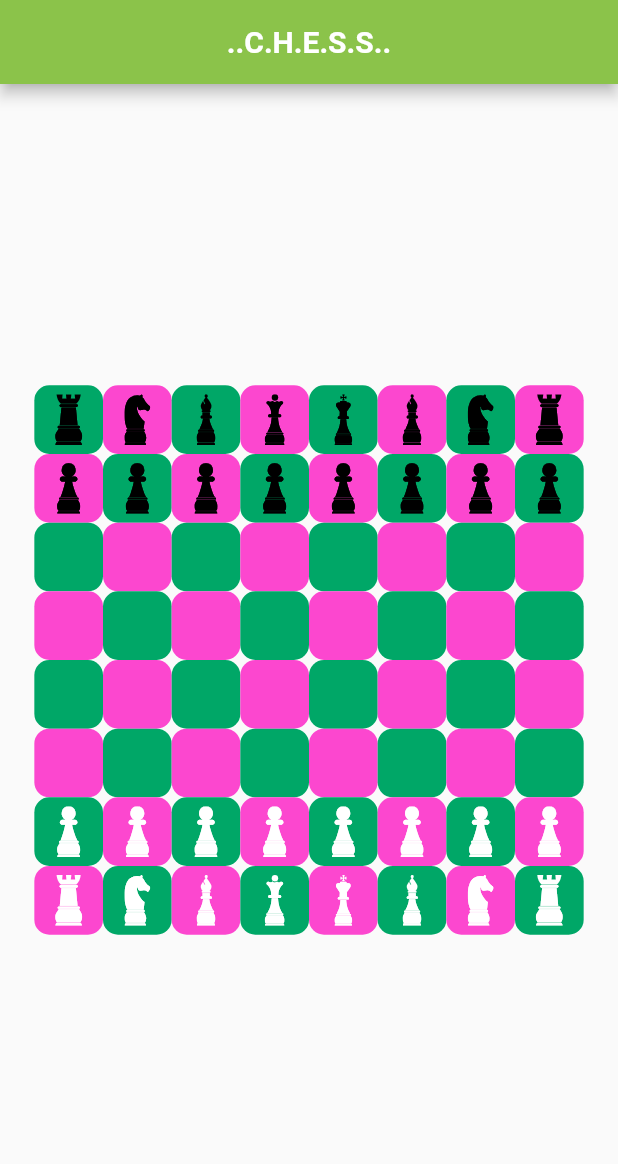
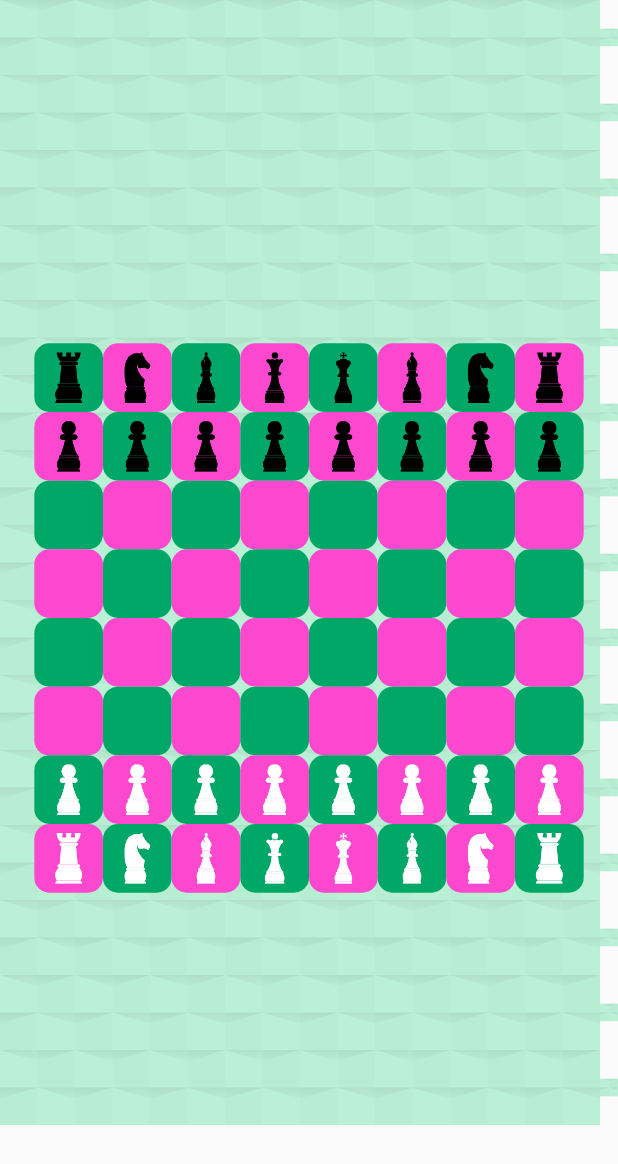
Before and after one commit to samad-nkarimi/chess_game_flutter, a Flutter app: the screen it shows after launch, on a phone screen of 412 x 824 dp. Shown: the top 1164 px of the screen. Run offline on Flutter 3.47's test engine with Material 2 defaults, Android fonts, the phone set to English and light mode, and no system bars; our stand-ins replace equatable, flutter_bloc, flutter_svg, scroll_snap_list.

```diff
--- a/lib/feature/home/screen/home_screen.dart
+++ b/lib/feature/home/screen/home_screen.dart
@@ -1,7 +1,7 @@
 import 'dart:math' as math;
 import 'package:chess_flutter/common_widgets/cw_container.dart';
 import 'package:chess_flutter/common_widgets/cw_text.dart';
-import 'package:chess_flutter/feature/home/bloc/chess/chess_bloc.dart';
+import 'package:chess_flutter/feature/home/bloc/chess/chess_cubit.dart';
 import 'package:chess_flutter/feature/home/bloc/chess/chess_state.dart';
 import 'package:chess_flutter/models/chess_board.dart';
 import 'package:chess_flutter/models/chess_character.dart';
@@ -282,17 +282,33 @@ class _HomeScreenState extends State<HomeScreen> {
     squareLength = size.shortestSide;
 
     return Scaffold(
-      appBar: AppBar(
-        title: const Center(
-          child: CWText(
-            "..C.H.E.S.S..",
-            color: Colors.white,
-            fontWeight: FontWeight.bold,
-            fontSize: 20,
+      // appBar: AppBar(
+      //   title: const Center(
+      //     child: CWText(
+      //       "..C.H.E.S.S..",
+      //       color: Colors.white,
+      //       fontWeight: FontWeight.bold,
+      //       fontSize: 20,
+      //     ),
+      //   ),
+      // ),
+      body: Stack(
+        children: [
+          for (int i = 0; i < 30; i++)
+            for (int j = 0; j < 15; j++)
+              Container(
+                height: 50,
+                width: 50,
+                margin: EdgeInsets.only(left: 50.0 * i, top: 50.0 * j),
+                child: SvgPicture.asset(
+                  "assets/images/svg/bg_pattern.svg",
+                  height: 50,
+                  width: 50,
                 ),
               ),
-      ),
-      body: Center(
+          Container(
+            color: Colors.white10,
+            child: Center(
               child: Row(
                 mainAxisAlignment: MainAxisAlignment.spaceAround,
                 children: [
@@ -344,10 +360,13 @@ class _HomeScreenState extends State<HomeScreen> {
                                                 context
                                                     .read<ChessCubit>()
                                                     .characterClicked(
-                                                  columnNumber, rowNumber);
+                                                        columnNumber,
+                                                        rowNumber);
                                               } else {
-                                          context.read<ChessCubit>().boxClicked(
-                                              columnNumber, rowNumber);
+                                                context
+                                                    .read<ChessCubit>()
+                                                    .boxClicked(columnNumber,
+                                                        rowNumber);
                                               }
                                             },
                                             child: CWContainer(
@@ -359,8 +378,8 @@ class _HomeScreenState extends State<HomeScreen> {
                                                 // mar: [1, 1, 1, 1],
                                                 w: squareLength / 9,
                                                 h: squareLength / 9,
-                                          gradient: getBoxGradient(
-                                              state, columnNumber, rowNumber),
+                                                gradient: getBoxGradient(state,
+                                                    columnNumber, rowNumber),
                                                 pad: const [5, 10, 5, 10],
                                                 // shape: BoxShape.circle,
                                                 child: getChessChar(
@@ -380,6 +399,9 @@ class _HomeScreenState extends State<HomeScreen> {
                 ],
               ),
             ),
+          ),
+        ],
+      ),
     );
   }
 }
--- a/lib/main.dart
+++ b/lib/main.dart
@@ -1,9 +1,11 @@
 import 'package:chess_flutter/common_widgets/cw_container.dart';
+import 'package:chess_flutter/common_widgets/cw_elevated_button.dart';
 import 'package:chess_flutter/common_widgets/cw_text.dart';
-import 'package:chess_flutter/feature/home/bloc/chess/chess_bloc.dart';
+import 'package:chess_flutter/feature/home/bloc/chess/chess_cubit.dart';
 import 'package:chess_flutter/feature/home/screen/home_screen.dart';
 import 'package:flutter/material.dart';
 import 'package:flutter_bloc/flutter_bloc.dart';
+import 'package:scroll_snap_list/scroll_snap_list.dart';
 
 void main() {
   BlocOverrides.runZoned(
--- a/pubspec.yaml
+++ b/pubspec.yaml
@@ -37,7 +37,9 @@ dependencies:
   flutter_svg: ^1.1.0
   flutter_bloc: ^8.0.1
   equatable: ^2.0.3
-  record: ^4.1.1
+  scroll_snap_list: ^0.9.1
+
+
 
 dev_dependencies:
   flutter_test:
```
Also changed, not shown: assets/images/svg/bg_pattern.svg (added), lib/feature/home/bloc/chess/chess_cubit.dart (renamed from lib/feature/home/bloc/chess/chess_bloc.dart), pubspec.lock, 1 other file. Lines whose indentation alone changed are shown as unchanged.
